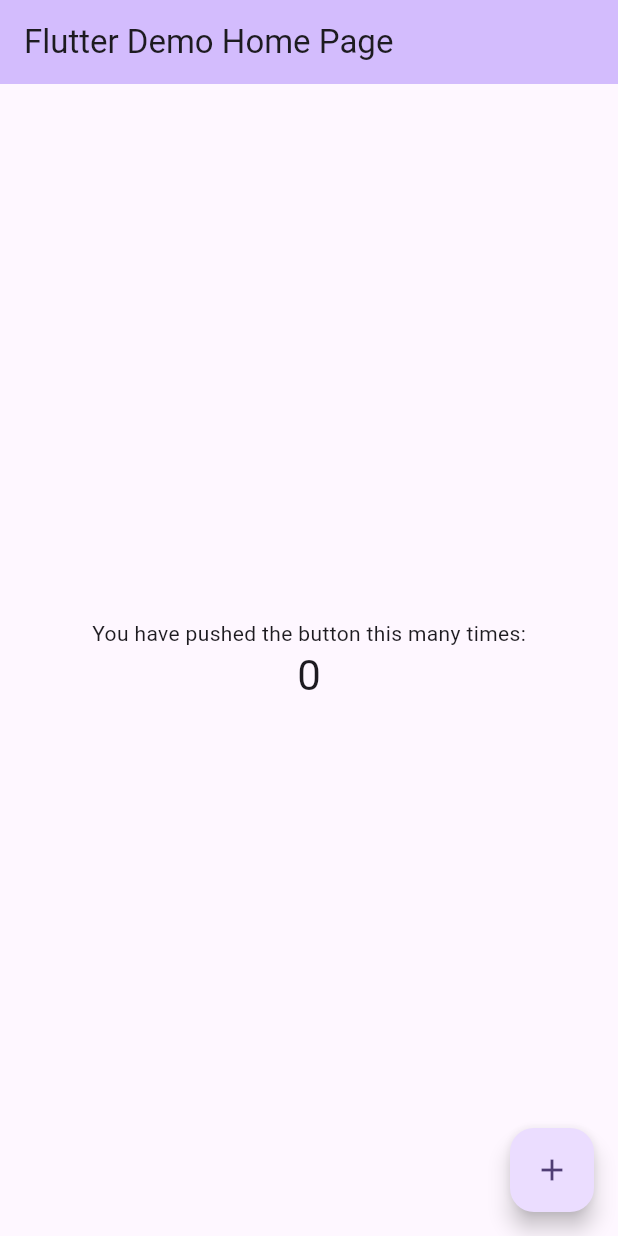
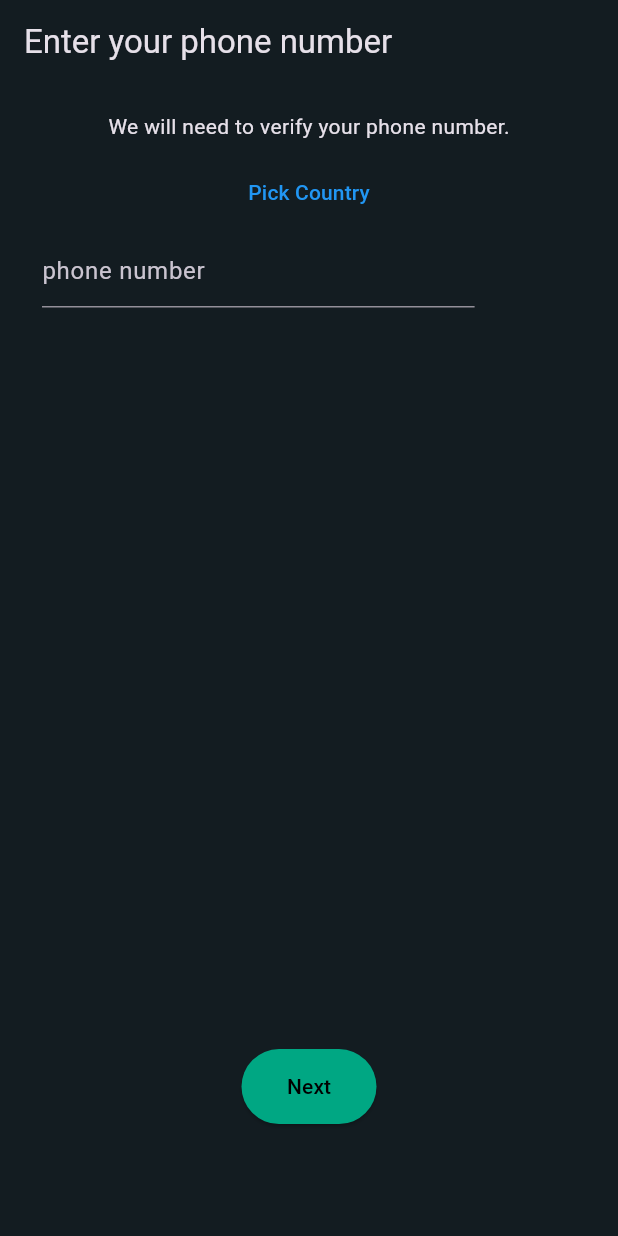
Before and after one commit to azzamaddouri/chat_app, a Flutter app: the screen it shows after launch, on a phone screen of 412 x 824 dp. Run offline on Flutter 3.47's test engine with Material 3 defaults, Android fonts, the phone set to English and light mode, and no system bars; our stand-ins replace cloud_firestore, country_picker, firebase_auth, firebase_core, flutter_riverpod; accounts and stored records are empty.

Commit message:
Implement phone auth !

```diff
--- /dev/null
+++ b/lib/common/utils/colors.dart
@@ -0,0 +1,11 @@
+import 'package:flutter/material.dart';
+
+const backgroundColor = Color.fromRGBO(19, 28, 33, 1);
+const appBarColor = Color.fromRGBO(31, 44, 52, 1);
+const tabColor = Color.fromRGBO(0, 167, 131, 1);
+const dividerColor = Color.fromRGBO(37, 45, 50, 1);
+const mobileChatBoxColor = Color.fromRGBO(31, 44, 52, 1);
+const messageColor = Color.fromRGBO(5, 96, 98, 1);
+const senderMessageColor = Color.fromRGBO(37, 45, 49, 1);
+const greyColor = Colors.grey;
+const blackColor = Colors.black;
--- /dev/null
+++ b/lib/common/widgets/custom_button.dart
@@ -0,0 +1,21 @@
+import 'package:chat_app/common/utils/colors.dart';
+import 'package:flutter/material.dart';
+
+class CustomButton extends StatelessWidget {
+  final String text;
+  final VoidCallback onPressed;
+  const CustomButton({super.key, required this.text, required this.onPressed});
+
+  @override
+  Widget build(BuildContext context) {
+    return ElevatedButton(
+        onPressed: onPressed,
+        style: ElevatedButton.styleFrom(
+            backgroundColor: tabColor,
+            minimumSize: const Size(double.infinity, 50)),
+        child: Text(
+          text,
+          style: const TextStyle(color: blackColor),
+        ));
+  }
+}
--- /dev/null
+++ b/lib/features/auth/screens/login_screen.dart
@@ -0,0 +1,109 @@
+import 'package:chat_app/common/utils/utils.dart';
+import 'package:chat_app/common/widgets/custom_button.dart';
+import 'package:chat_app/common/utils/colors.dart';
+import 'package:chat_app/features/auth/controller/auth_controller.dart';
+import 'package:country_picker/country_picker.dart';
+import 'package:flutter/material.dart';
+import 'package:flutter_riverpod/flutter_riverpod.dart';
+
+class LoginScreen extends ConsumerStatefulWidget {
+  static const routeName = '/login-screen';
+  const LoginScreen({super.key});
+
+  @override
+  ConsumerState<LoginScreen> createState() => _LoginScreenState();
+}
+
+class _LoginScreenState extends ConsumerState<LoginScreen> {
+  final phoneController = TextEditingController();
+  Country? country;
+  @override
+  void dispose() {
+    super.dispose();
+    phoneController.dispose();
+  }
+
+  void pickCountry() {
+    showCountryPicker(
+        context: context,
+        onSelect: (Country _country) {
+          setState(() {
+            country = _country;
+          });
+        });
+  }
+
+  void sendPhoneNumber() {
+    String phoneNumber = phoneController.text.trim();
+    if (country != null && phoneNumber.isNotEmpty) {
+      // Widget ref -> makes widget interact with provider
+      ref
+          .read(authControllerProvider)
+          .signInWithPhone(context, '+${country!.phoneCode}$phoneNumber');
+    } else {
+      showSnackBar(context: context, content: 'Fill out all the fields');
+    }
+  }
+
+  @override
+  Widget build(BuildContext context) {
+    final size = MediaQuery.of(context).size;
+
+    return Scaffold(
+      //resizeToAvoidBottomInset: false,
+      appBar: AppBar(
+        elevation: 0,
+        backgroundColor: backgroundColor,
+        title: const Text('Enter your phone number'),
+      ),
+      body: Padding(
+        padding: const EdgeInsets.all(18.0),
+        child: SingleChildScrollView(
+          physics: const BouncingScrollPhysics(),
+          child: Column(
+            children: [
+              const Text('We will need to verify your phone number.'),
+              const SizedBox(
+                height: 10,
+              ),
+              TextButton(
+                onPressed: pickCountry,
+                child: const Text(
+                  'Pick Country',
+                  style: TextStyle(color: Colors.blue),
+                ),
+              ),
+              const SizedBox(
+                height: 5,
+              ),
+              Row(
+                children: [
+                  if (country != null) Text('+${country!.phoneCode}'),
+                  const SizedBox(
+                    width: 10,
+                  ),
+                  SizedBox(
+                    width: size.width * 0.7,
+                    child: TextField(
+                      controller: phoneController,
+                      decoration: const InputDecoration(
+                        hintText: 'phone number',
+                      ),
+                    ),
+                  )
+                ],
+              ),
+              SizedBox(
+                height: size.height * 0.6,
+              ),
+              SizedBox(
+                width: 90,
+                child: CustomButton(text: 'Next', onPressed: sendPhoneNumber),
+              )
+            ],
+          ),
+        ),
+      ),
+    );
+  }
+}
--- a/lib/main.dart
+++ b/lib/main.dart
@@ -1,125 +1,31 @@
+import 'package:chat_app/features/auth/screens/login_screen.dart';
+import 'package:chat_app/firebase_options.dart';
+import 'package:chat_app/common/utils/colors.dart';
+import 'package:firebase_core/firebase_core.dart';
 import 'package:flutter/material.dart';
+import 'package:flutter/services.dart';
+import 'package:flutter_riverpod/flutter_riverpod.dart';
 
-void main() {
-  runApp(const MyApp());
+void main() async {
+  WidgetsFlutterBinding.ensureInitialized();
+  await Firebase.initializeApp(options: DefaultFirebaseOptions.currentPlatform);
+  await SystemChrome.setEnabledSystemUIMode(SystemUiMode.immersiveSticky);
+  await SystemChrome.setPreferredOrientations(
+      [DeviceOrientation.portraitUp, DeviceOrientation.portraitDown]);
+  runApp(ProviderScope(child: const MyApp()));
 }
 
 class MyApp extends StatelessWidget {
   const MyApp({super.key});
 
-  // This widget is the root of your application.
   @override
   Widget build(BuildContext context) {
     return MaterialApp(
-      title: 'Flutter Demo',
-      theme: ThemeData(
-        // This is the theme of your application.
-        //
-        // TRY THIS: Try running your application with "flutter run". You'll see
-        // the application has a purple toolbar. Then, without quitting the app,
-        // try changing the seedColor in the colorScheme below to Colors.green
-        // and then invoke "hot reload" (save your changes or press the "hot
-        // reload" button in a Flutter-supported IDE, or press "r" if you used
-        // the command line to start the app).
-        //
-        // Notice that the counter didn't reset back to zero; the application
-        // state is not lost during the reload. To reset the state, use hot
-        // restart instead.
-        //
-        // This works for code too, not just values: Most code changes can be
-        // tested with just a hot reload.
-        colorScheme: ColorScheme.fromSeed(seedColor: Colors.deepPurple),
-        useMaterial3: true,
-      ),
-      home: const MyHomePage(title: 'Flutter Demo Home Page'),
-    );
+        debugShowCheckedModeBanner: false,
+        title: 'Chat App',
+        theme: ThemeData.dark().copyWith(
+            scaffoldBackgroundColor: backgroundColor,
+            appBarTheme: const AppBarTheme(color: appBarColor)),
+        home: const LoginScreen());
   }
 }
-
-class MyHomePage extends StatefulWidget {
-  const MyHomePage({super.key, required this.title});
-
-  // This widget is the home page of your application. It is stateful, meaning
-  // that it has a State object (defined below) that contains fields that affect
-  // how it looks.
-
-  // This class is the configuration for the state. It holds the values (in this
-  // case the title) provided by the parent (in this case the App widget) and
-  // used by the build method of the State. Fields in a Widget subclass are
-  // always marked "final".
-
-  final String title;
-
-  @override
-  State<MyHomePage> createState() => _MyHomePageState();
-}
-
-class _MyHomePageState extends State<MyHomePage> {
-  int _counter = 0;
-
-  void _incrementCounter() {
-    setState(() {
-      // This call to setState tells the Flutter framework that something has
-      // changed in this State, which causes it to rerun the build method below
-      // so that the display can reflect the updated values. If we changed
-      // _counter without calling setState(), then the build method would not be
-      // called again, and so nothing would appear to happen.
-      _counter++;
-    });
-  }
-
-  @override
-  Widget build(BuildContext context) {
-    // This method is rerun every time setState is called, for instance as done
-    // by the _incrementCounter method above.
-    //
-    // The Flutter framework has been optimized to make rerunning build methods
-    // fast, so that you can just rebuild anything that needs updating rather
-    // than having to individually change instances of widgets.
-    return Scaffold(
-      appBar: AppBar(
-        // TRY THIS: Try changing the color here to a specific color (to
-        // Colors.amber, perhaps?) and trigger a hot reload to see the AppBar
-        // change color while the other colors stay the same.
-        backgroundColor: Theme.of(context).colorScheme.inversePrimary,
-        // Here we take the value from the MyHomePage object that was created by
-        // the App.build method, and use it to set our appbar title.
-        title: Text(widget.title),
-      ),
-      body: Center(
-        // Center is a layout widget. It takes a single child and positions it
-        // in the middle of the parent.
-        child: Column(
-          // Column is also a layout widget. It takes a list of children and
-          // arranges them vertically. By default, it sizes itself to fit its
-          // children horizontally, and tries to be as tall as its parent.
-          //
-          // Column has various properties to control how it sizes itself and
-          // how it positions its children. Here we use mainAxisAlignment to
-          // center the children vertically; the main axis here is the vertical
-          // axis because Columns are vertical (the cross axis would be
-          // horizontal).
-          //
-          // TRY THIS: Invoke "debug painting" (choose the "Toggle Debug Paint"
-          // action in the IDE, or press "p" in the console), to see the
-          // wireframe for each widget.
-          mainAxisAlignment: MainAxisAlignment.center,
-          children: <Widget>[
-            const Text(
-              'You have pushed the button this many times:',
-            ),
-            Text(
-              '$_counter',
-              style: Theme.of(context).textTheme.headlineMedium,
-            ),
-          ],
-        ),
-      ),
-      floatingActionButton: FloatingActionButton(
-        onPressed: _incrementCounter,
-        tooltip: 'Increment',
-        child: const Icon(Icons.add),
-      ), // This trailing comma makes auto-formatting nicer for build methods.
-    );
-  }
-}
--- a/pubspec.yaml
+++ b/pubspec.yaml
@@ -35,6 +35,11 @@ dependencies:
   # The following adds the Cupertino Icons font to your application.
   # Use with the CupertinoIcons class for iOS style icons.
   cupertino_icons: ^1.0.6
+  flutter_riverpod: ^2.5.1
+  cloud_firestore: ^5.0.1
+  firebase_auth: ^5.1.0
+  firebase_core: ^3.1.0
+  country_picker: ^2.0.26
 
 dev_dependencies:
   flutter_test:
```
Also changed, not shown: lib/common/utils/utils.dart (added, +7 -0 lines), lib/common/widgets/error_screen.dart (added, +13 -0 lines), lib/common/widgets/responsive_layout.dart (added, +16 -0 lines), lib/features/auth/controller/auth_controller.dart (added, +20 -0 lines), lib/features/auth/repository/auth_repository.dart (added, +37 -0 lines), lib/features/auth/screens/otp_screen.dart (added, +17 -0 lines), lib/router.dart (added, +19 -0 lines), lib/screens/mobile_chat_screen.dart (added, +56 -0 lines), lib/screens/mobile_layout_screen.dart (added, +57 -0 lines), lib/widgets/chat_list.dart (added, +19 -0 lines), lib/widgets/contact_list.dart (added, +56 -0 lines), lib/widgets/my_message_card.dart (added, +53 -0 lines), lib/widgets/sender_message_card.dart (added, +59 -0 lines), lib/firebase_options.dart (added), 1 more files.
